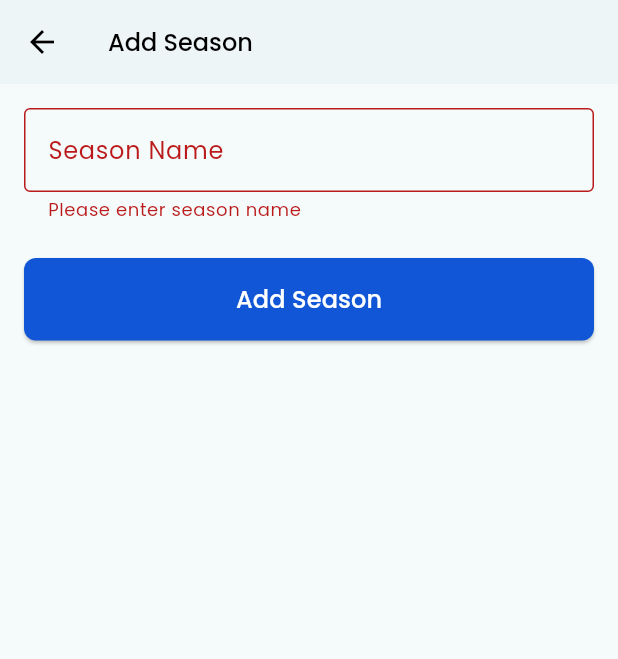
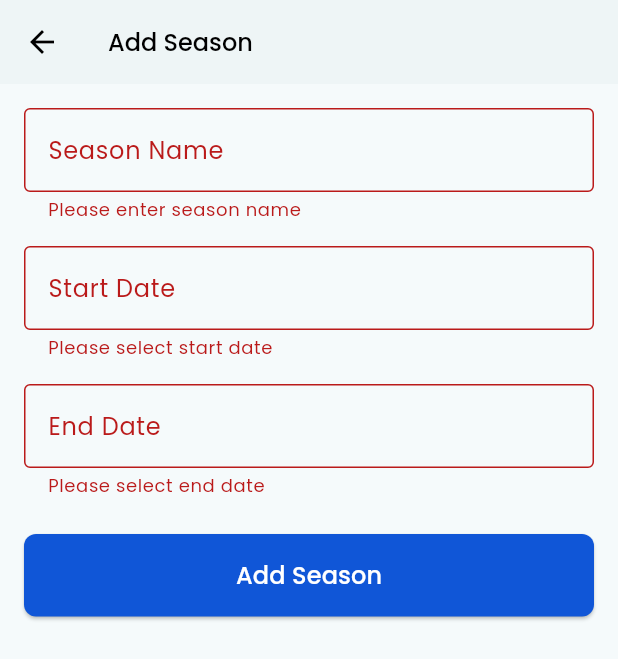
Before and after one commit to akshikrm/farmora, a Flutter app: the AddSeason screen opened directly, after a tap on "Add Season", on a phone screen of 412 x 824 dp. Shown: the top 659 px of the screen. Run offline on Flutter 3.47's test engine with Material 3 defaults, Android fonts, the light colour scheme and no system bars; our stand-ins replace fluttertoast, google_fonts, introduction_screen, shared_preferences; missing offline and left inert: dot_curved_bottom_nav, internet_connection_listener, razorpay_flutter; accounts and stored records are empty.

Commit message:
changes in season , farms crud

```diff
--- a/app/farmora/lib/screens/list_roles.dart
+++ b/app/farmora/lib/screens/list_roles.dart
@@ -83,7 +83,10 @@ class _ListRolesPageState extends State<ListRolesPage> {
                     return Card(
                       margin: EdgeInsets.all(8.0),
                       child: ListTile(
-                        title: Text(role['name']!),
+                        title: Text(
+                          role['name']!,
+                          style: TextStyle(fontWeight: FontWeight.bold),
+                        ),
                         subtitle: Text('Description: ${role['description']}'),
                         trailing: Row(
                           mainAxisSize: MainAxisSize.min,
--- a/app/farmora/lib/screens/seasons/addSeason.dart
+++ b/app/farmora/lib/screens/seasons/addSeason.dart
@@ -16,19 +16,42 @@ class AddSeason extends StatefulWidget {
 class _AddSeasonState extends State<AddSeason> {
   final _formKey = GlobalKey<FormState>();
   final _nameController = TextEditingController();
+  final _startDateController = TextEditingController();
+  final _endDateController = TextEditingController();
 
   @override
   void initState() {
     super.initState();
     if (widget.season != null) {
       _nameController.text = widget.season!["name"] as String;
+      _startDateController.text = widget.season!["from_date"] ?? '';
+      _endDateController.text = widget.season!["to_date"] ?? '';
     }
   }
 
   @override
   void dispose() {
     _nameController.dispose();
+    _startDateController.dispose();
+    _endDateController.dispose();
     super.dispose();
+  }
+
+  Future<void> _selectDate(
+      BuildContext context, TextEditingController controller) async {
+    final DateTime now = DateTime.now();
+    final DateTime? picked = await showDatePicker(
+      context: context,
+      initialDate: now,
+      firstDate: now,
+      lastDate: DateTime(2100),
+    );
+    if (picked != null) {
+      setState(() {
+        controller.text =
+            "${picked.year.toString().padLeft(4, '0')}-${picked.month.toString().padLeft(2, '0')}-${picked.day.toString().padLeft(2, '0')}";
+      });
+    }
   }
 
   void _submitForm() async {
@@ -36,13 +59,15 @@ class _AddSeasonState extends State<AddSeason> {
       final seasonData = {
         "master_id": 1,
         "name": _nameController.text,
+        "from_date": _startDateController.text,
+        "to_date": _endDateController.text,
       };
 
       final provider = context.read<SeasonsProvider>();
       bool success;
 
       if (widget.season != null) {
-        success = await provider.updateSeason(widget.season!['id'], seasonData);
+        success = await provider.updateSeason(widget.season!["id"], seasonData);
       } else {
         success = await provider.addSeason(seasonData);
       }
@@ -54,7 +79,7 @@ class _AddSeasonState extends State<AddSeason> {
         SnackbarUtils.showSuccess(
           widget.season != null
               ? 'Season updated successfully'
-              : 'Season added successfully'
+              : 'Season added successfully',
         );
       } else {
         SnackbarUtils.showError(provider.error ?? 'Failed to save season');
@@ -88,6 +113,40 @@ class _AddSeasonState extends State<AddSeason> {
                 return null;
               },
             ),
+            const SizedBox(height: 16),
+            TextFormField(
+              controller: _startDateController,
+              readOnly: true,
+              decoration: const InputDecoration(
+                labelText: 'Start Date',
+                hintText: 'Select start date',
+                border: OutlineInputBorder(),
+              ),
+              onTap: () => _selectDate(context, _startDateController),
+              validator: (value) {
+                if (value == null || value.isEmpty) {
+                  return 'Please select start date';
+                }
+                return null;
+              },
+            ),
+            const SizedBox(height: 16),
+            TextFormField(
+              controller: _endDateController,
+              readOnly: true,
+              decoration: const InputDecoration(
+                labelText: 'End Date',
+                hintText: 'Select end date',
+                border: OutlineInputBorder(),
+              ),
+              onTap: () => _selectDate(context, _endDateController),
+              validator: (value) {
+                if (value == null || value.isEmpty) {
+                  return 'Please select end date';
+                }
+                return null;
+              },
+            ),
             const SizedBox(height: 24),
             ElevatedButton(
               onPressed: _submitForm,
--- a/app/farmora/lib/screens/seasons/listSeasons.dart
+++ b/app/farmora/lib/screens/seasons/listSeasons.dart
@@ -4,6 +4,7 @@ import 'package:flutter/material.dart';
 import 'package:provider/provider.dart';
 import 'addSeason.dart';
 import 'package:farmora/providers/seasons/seasonsProvider.dart';
+import 'package:intl/intl.dart';
 
 class ListSeasons extends StatefulWidget {
   const ListSeasons({super.key});
@@ -124,6 +125,10 @@ class _ListSeasonsState extends State<ListSeasons> {
                                     fontSize: 16,
                                   ),
                                 ),
+                                subtitle: Text(
+                                  "${DateFormat('dd MMM yyyy').format(DateTime.parse(season['from_date']))} - ${DateFormat('dd MMM yyyy').format(DateTime.parse(season['to_date']))}",
+                                  style: const TextStyle(color: Colors.grey),
+                                ),
                                 trailing: Row(
                                   mainAxisSize: MainAxisSize.min,
                                   children: [
@@ -165,8 +170,8 @@ class _ListSeasonsState extends State<ListSeasons> {
                                                   Navigator.pop(context);
                                                   final provider = context
                                                       .read<SeasonsProvider>();
-                                                  final success =
-                                                      await provider.deleteSeason(
+                                                  final success = await provider
+                                                      .deleteSeason(
                                                           season['id']);
 
                                                   if (!mounted) return;
@@ -184,7 +189,8 @@ class _ListSeasonsState extends State<ListSeasons> {
                                                 child: Text(
                                                   'Delete',
                                                   style: TextStyle(
-                                                      color: Colors.red.shade300),
+                                                      color:
+                                                          Colors.red.shade300),
                                                 ),
                                               ),
                                             ],
--- a/app/farmora/lib/urls/urls.dart
+++ b/app/farmora/lib/urls/urls.dart
@@ -5,7 +5,7 @@ class Urls {
   static String packages = "api/packages";
 
   //new APIs
-  static String farms = "api/config/farms";
+  static String farms = "api/farms";
   static String seasons = "api/config/seasons";
   static String batches = "api/config/batches";
   static String users = "api/users";
```
Also changed, not shown: app/farmora/lib/screens/farms/addFarm.dart (+9 -5 lines), app/farmora/lib/screens/users/user_form.dart (+52 -30 lines).
